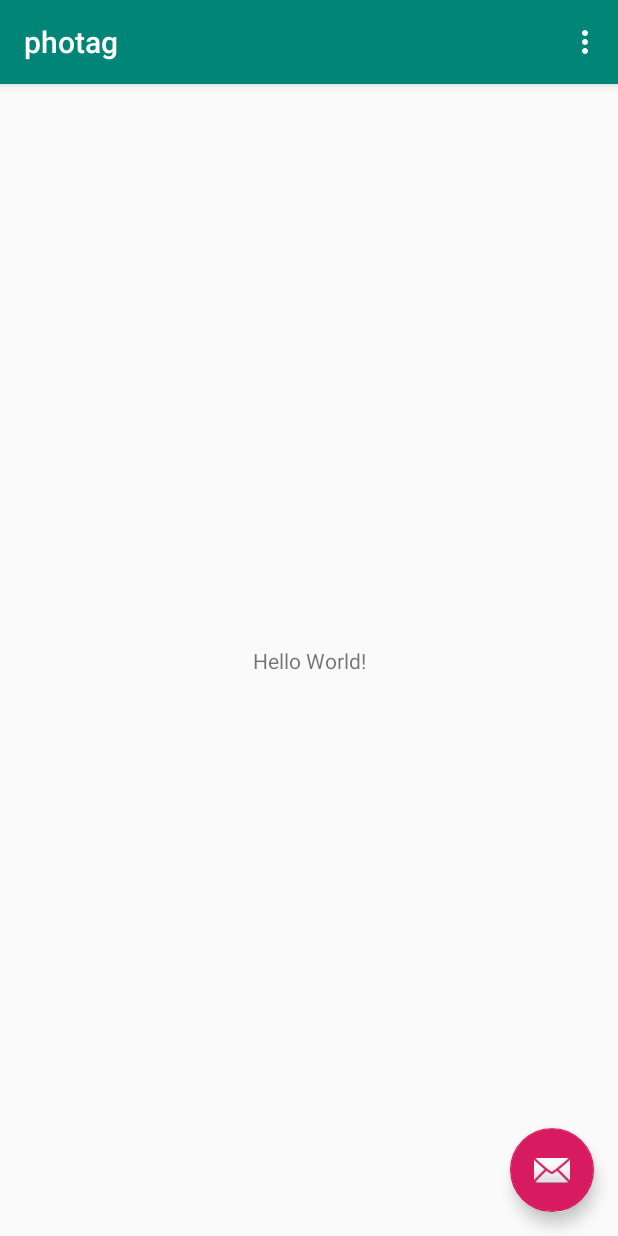
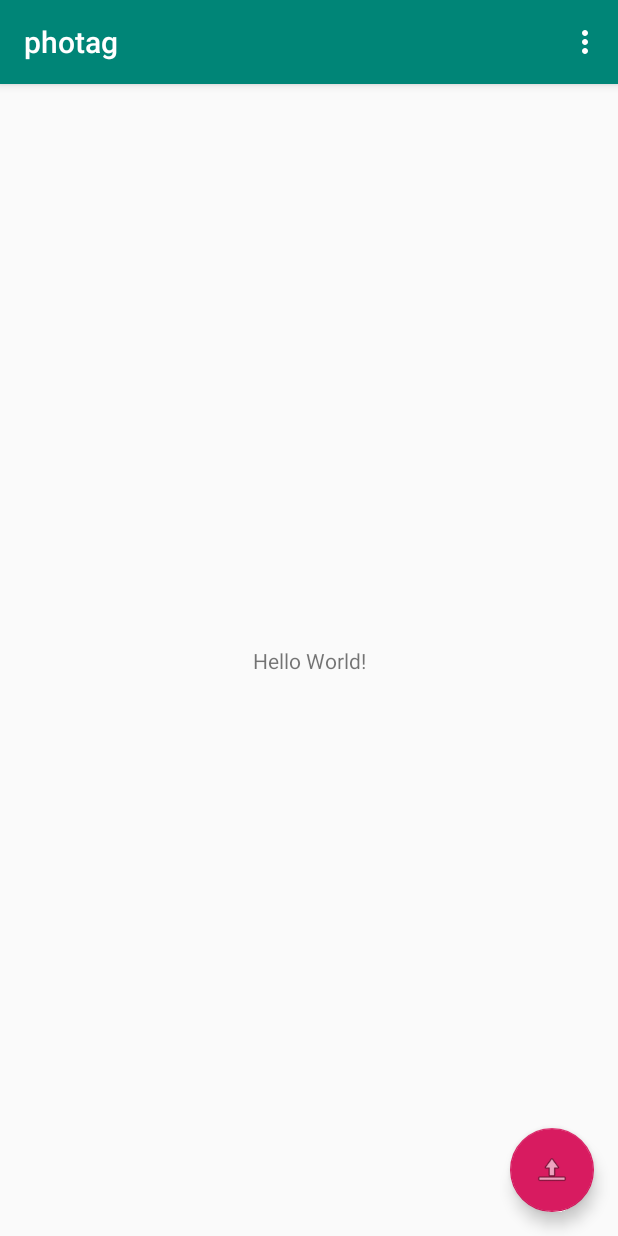
Before and after one commit to lihoyin/photag, an Android app: the screen it shows after launch (MainActivity), on a phone screen of 412 x 824 dp. Run offline under Robolectric (Android 15) with nearby library versions, the phone set to English and light mode, and no system bars.

Commit message:
feat: add upload photo feature

```diff
--- a/app/src/main/java/com/olux/photag/repositories/ApiClient.kt
+++ b/app/src/main/java/com/olux/photag/repositories/ApiClient.kt
@@ -5,7 +5,7 @@ import okhttp3.OkHttpClient
 import retrofit2.Retrofit
 import retrofit2.converter.gson.GsonConverterFactory
 
-const val BASE_URL = "http://192.168.1.202:3000"
+const val BASE_URL = "http://192.168.1.74:3000"
 
 object ApiClient {
     private val okHttpClient = OkHttpClient
--- a/app/src/main/java/com/olux/photag/repositories/services/PhotoService.kt
+++ b/app/src/main/java/com/olux/photag/repositories/services/PhotoService.kt
@@ -1,14 +1,18 @@
 package com.olux.photag.repositories.services
 
 import com.olux.photag.models.Photo
+import okhttp3.MultipartBody
 import retrofit2.Call
-import retrofit2.http.GET
-import retrofit2.http.Path
+import retrofit2.http.*
 
 interface PhotoService {
     @GET("photos")
     fun getPhotos(): Call<List<Photo>>
 
     @GET("photos/{id}")
-    fun getPlace(@Path("id") id: String): Call<Photo>
+    fun getPhoto(@Path("id") id: String): Call<Photo>
+
+    @Multipart
+    @POST("photos")
+    fun uploadPhoto(@Part photoFile: MultipartBody.Part): Call<Photo>
 }
--- a/app/src/main/java/com/olux/photag/MainActivity.kt
+++ b/app/src/main/java/com/olux/photag/ui/home/MainActivity.kt
@@ -1,15 +1,16 @@
-package com.olux.photag
+package com.olux.photag.ui.home
 
+import android.content.Intent
 import android.os.Bundle
 import android.util.Log
-import com.google.android.material.snackbar.Snackbar
-import androidx.appcompat.app.AppCompatActivity
 import android.view.Menu
 import android.view.MenuItem
+import androidx.appcompat.app.AppCompatActivity
+import com.olux.photag.R
 import com.olux.photag.models.Photo
 import com.olux.photag.repositories.ApiClient
 import com.olux.photag.repositories.MyCallback
-
+import com.olux.photag.ui.editPhoto.EditPhotoActivity
 import kotlinx.android.synthetic.main.activity_main.*
 
 class MainActivity : AppCompatActivity() {
@@ -21,25 +22,18 @@ class MainActivity : AppCompatActivity() {
 
         ApiClient.photoService.getPhotos()
             .enqueue(MyCallback<List<Photo>> {
-                Log.d("test", "photo list size: "+it.size)
+                Log.d("test", "photo list size: " + it.size)
             })
 
-        fab.setOnClickListener { view ->
-            Snackbar.make(view, "Replace with your own action", Snackbar.LENGTH_LONG)
-                .setAction("Action", null).show()
-        }
+        fab.setOnClickListener { startActivity(Intent(this, EditPhotoActivity::class.java)) }
     }
 
     override fun onCreateOptionsMenu(menu: Menu): Boolean {
-        // Inflate the menu; this adds items to the action bar if it is present.
         menuInflater.inflate(R.menu.menu_main, menu)
         return true
     }
 
     override fun onOptionsItemSelected(item: MenuItem): Boolean {
-        // Handle action bar item clicks here. The action bar will
-        // automatically handle clicks on the Home/Up button, so long
-        // as you specify a parent activity in AndroidManifest.xml.
         return when (item.itemId) {
             R.id.action_settings -> true
             else -> super.onOptionsItemSelected(item)
--- a/app/src/main/res/layout/activity_main.xml
+++ b/app/src/main/res/layout/activity_main.xml
@@ -5,7 +5,7 @@
         xmlns:tools="http://schemas.android.com/tools"
         android:layout_width="match_parent"
         android:layout_height="match_parent"
-        tools:context=".MainActivity">
+        tools:context=".ui.home.MainActivity">
 
     <com.google.android.material.appbar.AppBarLayout
             android:layout_height="wrap_content"
@@ -21,7 +21,23 @@
 
     </com.google.android.material.appbar.AppBarLayout>
 
-    <include layout="@layout/content_main"/>
+    <androidx.constraintlayout.widget.ConstraintLayout
+        android:layout_width="match_parent"
+        android:layout_height="match_parent"
+        app:layout_behavior="@string/appbar_scrolling_view_behavior"
+        tools:showIn="@layout/activity_main"
+        tools:context=".ui.home.MainActivity">
+
+        <TextView
+            android:layout_width="wrap_content"
+            android:layout_height="wrap_content"
+            android:text="Hello World!"
+            app:layout_constraintBottom_toBottomOf="parent"
+            app:layout_constraintLeft_toLeftOf="parent"
+            app:layout_constraintRight_toRightOf="parent"
+            app:layout_constraintTop_toTopOf="parent"/>
+
+    </androidx.constraintlayout.widget.ConstraintLayout>
 
     <com.google.android.material.floatingactionbutton.FloatingActionButton
             android:id="@+id/fab"
@@ -29,6 +45,6 @@
             android:layout_height="wrap_content"
             android:layout_gravity="bottom|end"
             android:layout_margin="@dimen/fab_margin"
-            app:srcCompat="@android:drawable/ic_dialog_email"/>
+            app:srcCompat="@android:drawable/ic_menu_upload"/>
 
 </androidx.coordinatorlayout.widget.CoordinatorLayout>
--- a/app/src/main/res/layout/content_main.xml
+++ /dev/null
@@ -1,21 +0,0 @@
-<?xml version="1.0" encoding="utf-8"?>
-<androidx.constraintlayout.widget.ConstraintLayout
-        xmlns:android="http://schemas.android.com/apk/res/android"
-        xmlns:tools="http://schemas.android.com/tools"
-        xmlns:app="http://schemas.android.com/apk/res-auto"
-        android:layout_width="match_parent"
-        android:layout_height="match_parent"
-        app:layout_behavior="@string/appbar_scrolling_view_behavior"
-        tools:showIn="@layout/activity_main"
-        tools:context=".MainActivity">
-
-    <TextView
-            android:layout_width="wrap_content"
-            android:layout_height="wrap_content"
-            android:text="Hello World!"
-            app:layout_constraintBottom_toBottomOf="parent"
-            app:layout_constraintLeft_toLeftOf="parent"
-            app:layout_constraintRight_toRightOf="parent"
-            app:layout_constraintTop_toTopOf="parent"/>
-
-</androidx.constraintlayout.widget.ConstraintLayout>
--- a/app/src/main/res/menu/menu_main.xml
+++ b/app/src/main/res/menu/menu_main.xml
@@ -1,7 +1,7 @@
 <menu xmlns:android="http://schemas.android.com/apk/res/android"
       xmlns:app="http://schemas.android.com/apk/res-auto"
       xmlns:tools="http://schemas.android.com/tools"
-      tools:context="com.olux.photag.MainActivity">
+      tools:context="com.olux.photag.ui.home.MainActivity">
     <item android:id="@+id/action_settings"
           android:title="@string/action_settings"
           android:orderInCategory="100"
--- a/app/src/main/res/values/strings.xml
+++ b/app/src/main/res/values/strings.xml
@@ -1,4 +1,6 @@
 <resources>
     <string name="app_name">photag</string>
     <string name="action_settings">Settings</string>
+    <string name="title_activity_edit_photo">EditPhotoActivity</string>
+    <string name="choose_photo">Choose photo</string>
 </resources>
--- a/build.gradle
+++ b/build.gradle
@@ -1,7 +1,7 @@
 // Top-level build file where you can add configuration options common to all sub-projects/modules.
 
 buildscript {
-    ext.kotlin_version = '1.3.31'
+    ext.kotlin_version = '1.3.61'
     repositories {
         google()
         jcenter()
@@ -19,7 +19,7 @@ allprojects {
     repositories {
         google()
         jcenter()
-
+        mavenCentral()
     }
 }
 
```
Also changed, not shown: app/build.gradle (+17 -8 lines), app/src/main/AndroidManifest.xml (+6 -1 lines), app/src/main/java/com/olux/photag/models/Photo.kt (+4 -4 lines), app/src/main/java/com/olux/photag/ui/editPhoto/EditPhotoActivity.kt (added, +45 -0 lines), app/src/main/java/com/olux/photag/ui/editPhoto/EditPhotoViewModel.kt (added, +60 -0 lines), app/src/main/java/com/olux/photag/utils/BindingAdapters.kt (added, +10 -0 lines), app/src/main/java/com/olux/photag/utils/PhotoHelper.kt (added, +43 -0 lines), app/src/main/res/layout/activity_edit_photo.xml (added, +52 -0 lines), app/src/main/res/values/styles.xml (+5 -2 lines).
